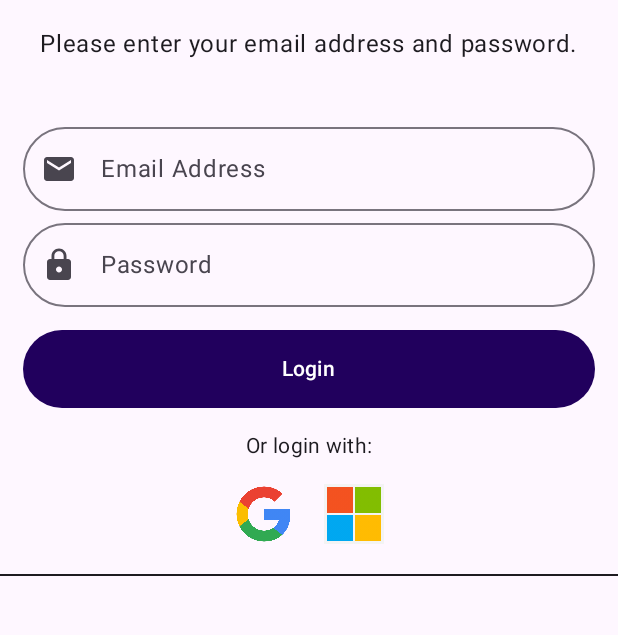
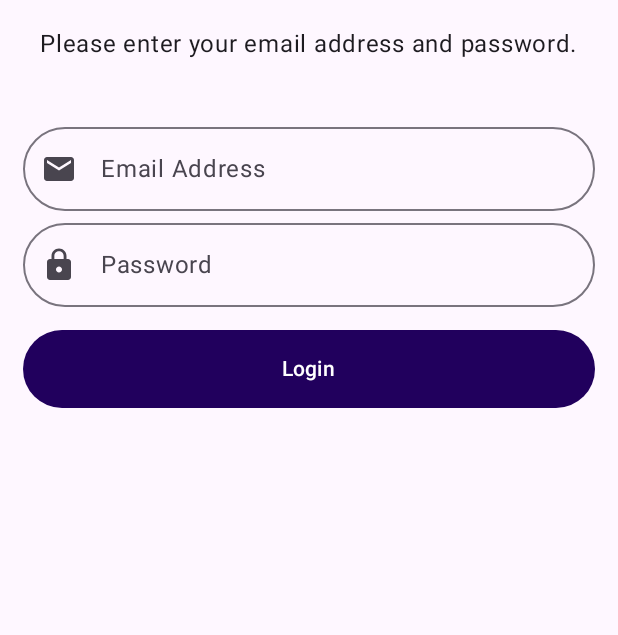
Before and after one commit to Rezwan192/GoHealth, an Android app built with Jetpack Compose: the screen it shows after launch (MainActivity), after a tap on "Doctor", on a phone screen of 412 x 824 dp, the part 471-1106 px from its top. Run offline under Robolectric (Android 15) with nearby library versions, the phone set to English and light mode, and no system bars; our stand-ins replace Firebase (no records; nobody signed in at launch, a user with empty details on screens opened directly).

Commit message:
Removed Login Screen Logos

```diff
--- a/app/src/main/java/com/example/gohealth/doctor/DoctorLogin.kt
+++ b/app/src/main/java/com/example/gohealth/doctor/DoctorLogin.kt
@@ -161,31 +161,6 @@ fun DoctorLogin(navController: NavHostController) {
                             modifier = Modifier.padding(vertical = 8.dp)
                         )
                     }
-                    Text(
-                        text = "Or login with:",
-                        style = MaterialTheme.typography.bodyMedium,
-                        modifier = Modifier.padding(bottom = 15.dp)
-                    )
-                    Row (verticalAlignment = Alignment.CenterVertically) {
-                        Image(
-                            painter = painterResource(id = R.drawable.google_logo),
-                            contentDescription = "Google Logo",
-                            modifier = Modifier
-                                .size(40.dp)
-                        )
-                        Spacer(modifier = Modifier.size(20.dp))
-                        Image(
-                            painter = painterResource(id = R.drawable.microsoft_logo),
-                            contentDescription = "Microsoft Logo",
-                            modifier = Modifier.size(40.dp)
-                        )
-                    }
-                    Divider(
-                        color = MaterialTheme.colorScheme.onBackground,//Color.LightGray,
-                        thickness = 1.dp,
-                        modifier = Modifier.padding(top = 20.dp)
-                    )
-
                 }
             }
         }
```
Also changed, not shown: app/src/main/java/com/example/gohealth/MainActivity.kt (+1 -36 lines).
